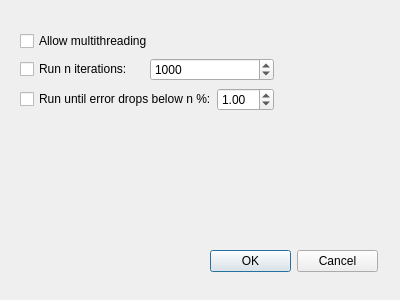
Old version of the form settingswindow.ui in the repository Inexorably/gwentCalc.
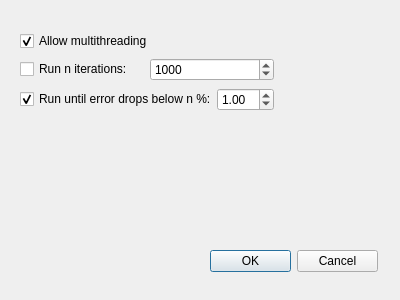
New version of the form.

The edit to the form file:
```diff
--- a/settingswindow.ui
+++ b/settingswindow.ui
@@ -19,7 +19,7 @@
   <property name="windowTitle">
    <string>Dialog</string>
   </property>
-  <widget class="QWidget" name="">
+  <widget class="QWidget" name="layoutWidget">
    <property name="geometry">
     <rect>
      <x>20</x>
@@ -37,6 +37,9 @@
       <property name="text">
        <string>Allow multithreading</string>
       </property>
+      <property name="checked">
+       <bool>true</bool>
+      </property>
      </widget>
     </item>
     <item>
@@ -73,6 +76,9 @@
         <property name="text">
          <string>Run until error drops below n %: </string>
         </property>
+        <property name="checked">
+         <bool>true</bool>
+        </property>
        </widget>
       </item>
       <item>
@@ -86,7 +92,7 @@
     </item>
    </layout>
   </widget>
-  <widget class="QWidget" name="">
+  <widget class="QWidget" name="settingsLayoutWidget">
    <property name="geometry">
     <rect>
      <x>210</x>
```
Left out of the diff: 12 changed lines with no effect on the pictures.
